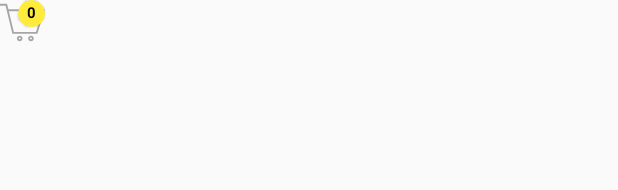
After one commit to Kingbond470/First-Cry, an Android app: the layout cart_icon_layout.xml on its own in the app's theme, with its tools: preview values and no code run, on a phone screen of 412 x 824 dp. The commit adds this screen. Shown: the top 190 px of the screen. Run offline under Robolectric (Android 15) with nearby library versions, the phone set to English and light mode, and no system bars.

Commit message:
Cart Layout - Navigation Bar

```diff
--- a/FirstCry/app/build.gradle
+++ b/FirstCry/app/build.gradle
@@ -35,6 +35,7 @@ dependencies {
     implementation 'com.google.android.material:material:1.4.0'
     implementation 'androidx.constraintlayout:constraintlayout:2.0.4'
     implementation 'com.google.firebase:firebase-auth:21.0.1'
+    implementation 'androidx.legacy:legacy-support-v4:1.0.0'
     testImplementation 'junit:junit:4.+'
     androidTestImplementation 'androidx.test.ext:junit:1.1.3'
     androidTestImplementation 'androidx.test.espresso:espresso-core:3.4.0'
--- /dev/null
+++ b/FirstCry/app/src/main/res/drawable/cart_icon.xml
@@ -0,0 +1,10 @@
+<vector xmlns:android="http://schemas.android.com/apk/res/android"
+    android:width="24dp"
+    android:height="24dp"
+    android:viewportWidth="24"
+    android:viewportHeight="24">
+    <path
+        android:fillColor="@color/grey"
+        android:fillType="evenOdd"
+        android:pathData="M13.5,21c-0.276,0 -0.5,-0.224 -0.5,-0.5s0.224,-0.5 0.5,-0.5 0.5,0.224 0.5,0.5 -0.224,0.5 -0.5,0.5m0,-2c-0.828,0 -1.5,0.672 -1.5,1.5s0.672,1.5 1.5,1.5 1.5,-0.672 1.5,-1.5 -0.672,-1.5 -1.5,-1.5m-6,2c-0.276,0 -0.5,-0.224 -0.5,-0.5s0.224,-0.5 0.5,-0.5 0.5,0.224 0.5,0.5 -0.224,0.5 -0.5,0.5m0,-2c-0.828,0 -1.5,0.672 -1.5,1.5s0.672,1.5 1.5,1.5 1.5,-0.672 1.5,-1.5 -0.672,-1.5 -1.5,-1.5m16.5,-16h-2.964l-3.642,15h-13.321l-4.073,-13.003h19.522l0.728,-2.997h3.75v1zM1.419,5.997l3.393,11.003h11.794l2.674,-11.003h-17.861z" />
+</vector>
--- a/FirstCry/app/src/main/res/layout/activity_home_page.xml
+++ b/FirstCry/app/src/main/res/layout/activity_home_page.xml
@@ -60,6 +60,7 @@
             android:src="@drawable/ic_favorite" />
 
         <ImageView
+            android:id="@+id/ivCart"
             android:layout_width="wrap_content"
             android:layout_height="wrap_content"
             android:layout_marginStart="330dp"
--- /dev/null
+++ b/FirstCry/app/src/main/res/layout/cart_icon_layout.xml
@@ -0,0 +1,49 @@
+<?xml version="1.0" encoding="utf-8"?>
+<androidx.constraintlayout.widget.ConstraintLayout xmlns:android="http://schemas.android.com/apk/res/android"
+    xmlns:app="http://schemas.android.com/apk/res-auto"
+    android:id="@+id/cart_icon_layout"
+    android:layout_width="match_parent"
+    android:layout_height="match_parent">
+
+    <ImageView
+        android:id="@+id/cart_image_button"
+        android:layout_width="30dp"
+        android:layout_height="30dp"
+        android:scaleX="-1"
+        app:layout_constraintStart_toStartOf="parent"
+        app:layout_constraintTop_toTopOf="parent"
+        android:src="@drawable/cart_icon" />
+
+    <com.google.android.material.card.MaterialCardView
+        android:id="@+id/cart_counter_card_view"
+        android:layout_width="18dp"
+        android:layout_height="18dp"
+        app:cardCornerRadius="100dp"
+        android:backgroundTint="@color/yellow"
+        app:layout_constraintEnd_toEndOf="@+id/cart_image_button"
+        app:layout_constraintTop_toTopOf="@+id/cart_image_button" >
+
+
+        <androidx.constraintlayout.widget.ConstraintLayout
+            android:layout_width="match_parent"
+            android:layout_height="match_parent">
+
+            <TextView
+                android:layout_width="wrap_content"
+                android:layout_height="wrap_content"
+                android:layout_marginBottom="2dp"
+                android:text="0"
+                android:textColor="@color/black"
+                android:textSize="10sp"
+                android:textStyle="bold"
+                app:layout_constraintBottom_toBottomOf="parent"
+                app:layout_constraintEnd_toEndOf="parent"
+                app:layout_constraintStart_toStartOf="parent"
+                app:layout_constraintTop_toTopOf="parent" />
+
+        </androidx.constraintlayout.widget.ConstraintLayout>
+
+    </com.google.android.material.card.MaterialCardView>
+
+
+</androidx.constraintlayout.widget.ConstraintLayout>
--- a/FirstCry/app/src/main/res/values/colors.xml
+++ b/FirstCry/app/src/main/res/values/colors.xml
@@ -7,4 +7,8 @@
     <color name="teal_700">#FF018786</color>
     <color name="black">#FF000000</color>
     <color name="white">#FFFFFFFF</color>
+    <color name="pink">#ff3385</color>
+    <color name="grey">#a6a6a6</color>
+    <color name="yellow">#FFEB3B</color>
+    <color name="orange">#F44336</color>
 </resources>
--- a/FirstCry/app/src/main/res/values/strings.xml
+++ b/FirstCry/app/src/main/res/values/strings.xml
@@ -6,4 +6,6 @@
     <string name="expecting">Expecting</string>
     <string name="already_registered">Already registered?</string>
     <string name="sign_in">Sign In</string>
+    <!-- TODO: Remove or change this placeholder text -->
+    <string name="hello_blank_fragment">Hello blank fragment</string>
 </resources>
```
Also changed, not shown: FirstCry/app/src/main/AndroidManifest.xml (+5 -4 lines), FirstCry/app/src/main/java/com/example/firstcry/Cart.java (added, +15 -0 lines), FirstCry/app/src/main/java/com/example/firstcry/Cart_Fragments/Cart_Adapter.java (added, +41 -0 lines), FirstCry/app/src/main/java/com/example/firstcry/Cart_Fragments/Cart_Items_Fragment.java (added, +66 -0 lines), FirstCry/app/src/main/java/com/example/firstcry/Cart_Fragments/Shortlist_Fragment.java (added, +66 -0 lines), FirstCry/app/src/main/java/com/example/firstcry/Home_Page_Activity.java (+18 -0 lines), FirstCry/app/src/main/res/drawable/notification_icon.xml (added, +13 -0 lines), FirstCry/app/src/main/res/drawable/search.xml (+11 -4 lines), FirstCry/app/src/main/res/drawable/wishlist_icon.xml (added, +10 -0 lines), FirstCry/app/src/main/res/layout/activity_cart.xml (added, +122 -0 lines), FirstCry/app/src/main/res/layout/fragment_cart__items_.xml (added, +14 -0 lines), FirstCry/app/src/main/res/layout/fragment_shortlist_.xml (added, +14 -0 lines), FirstCry/app/src/main/res/layout/notification_icon_layout.xml (added, +48 -0 lines).
